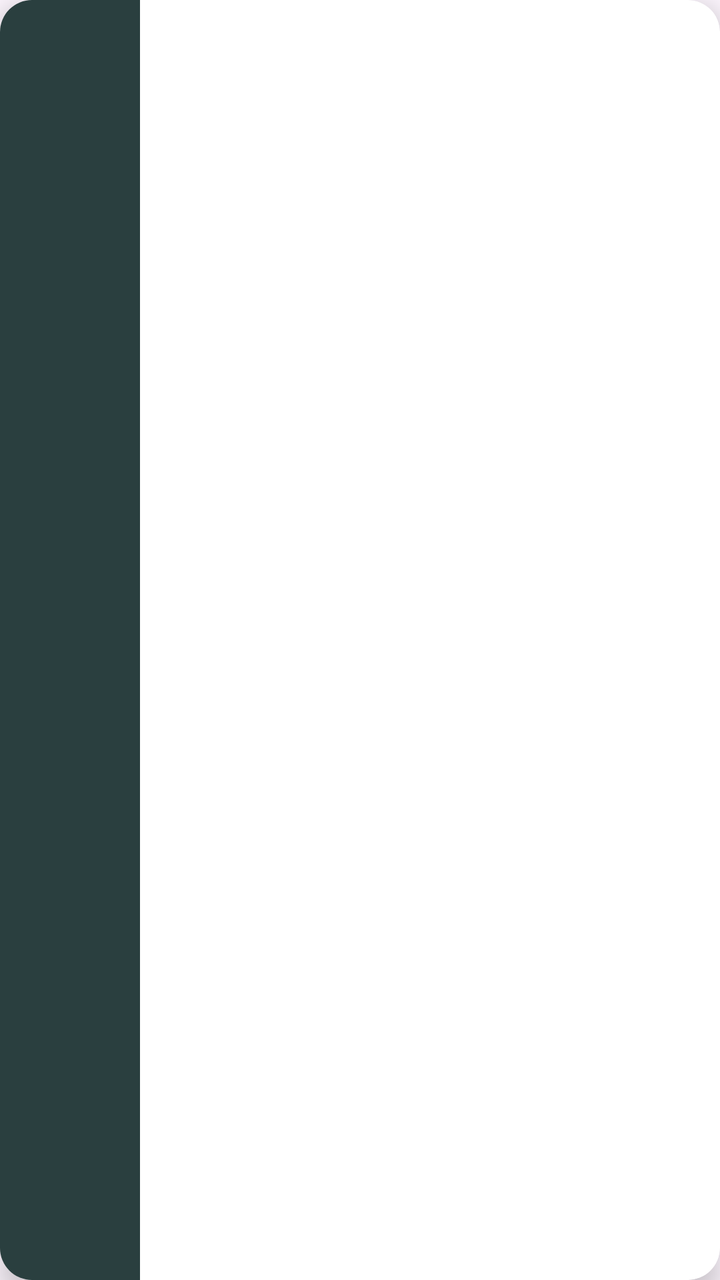
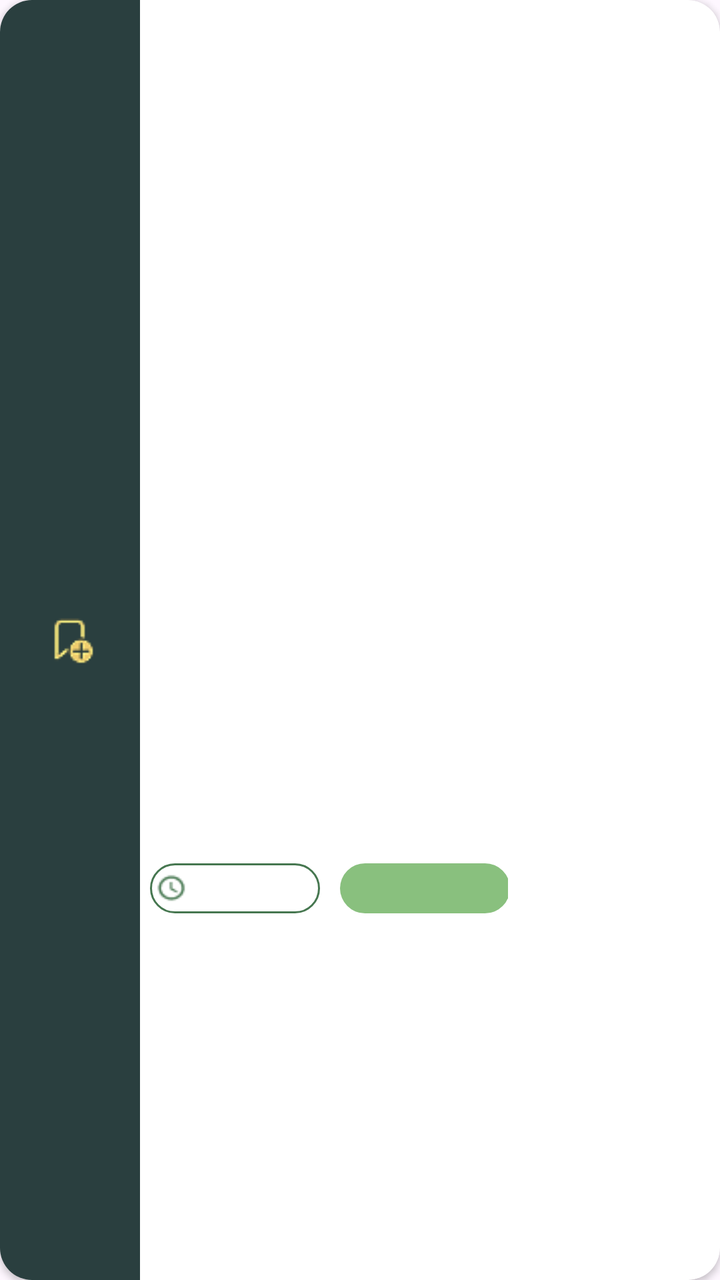

Before-and-after screenshots of an Android layout around one commit, followed by the original layout XML and the change that was made.
<!-- AndroidManifest.xml: application theme Theme.SortItJSON -->
<!-- res/layout/item_choicedesign.xml -->
<com.google.android.material.card.MaterialCardView
    xmlns:android="http://schemas.android.com/apk/res/android"
    xmlns:app="http://schemas.android.com/apk/res-auto"
    android:layout_width="match_parent"
    android:layout_height="110dp"
    android:layout_margin="5dp"
    app:cardCornerRadius="16dp"
    android:translationZ="6dp"
    app:cardElevation="2dp"
    app:strokeWidth="0dp"
    android:clipToPadding="false"
    android:clipChildren="false"
    android:backgroundTint="@android:color/white">


        <LinearLayout
            android:layout_width="match_parent"
            android:layout_height="match_parent"
            android:orientation="horizontal">

            <LinearLayout
                android:layout_width="70dp"
                android:layout_height="match_parent"
                android:orientation="horizontal"
                android:background="#2A3F3F">
            </LinearLayout>

            <TextView
                android:id="@+id/title"
                android:layout_width="0dp"
                android:layout_height="match_parent"
                android:layout_weight="2"
                android:fontFamily="@font/montserrat_bold"
                android:gravity="center_vertical"
                android:padding="12dp"
                android:textColor="#467750"
                android:textSize="16sp"
                android:background="@color/white"/>

            <ImageView
                android:id="@+id/image"
                android:layout_width="0dp"
                android:layout_height="match_parent"
                android:layout_weight="1"
                android:scaleType="centerCrop" />

        </LinearLayout>

</com.google.android.material.card.MaterialCardView>
<!-- resources referenced by this layout -->
<resources>
  <color name="white">#FFFFFFFF</color>
  <style name="Theme.SortItJSON" parent="Base.Theme.SortItJSON" />
  <style name="Base.Theme.SortItJSON" parent="Theme.Material3.DayNight.NoActionBar">
          
          <item name="colorPrimary">@color/darkgreen</item>
      </style>
  <color name="darkgreen">#2A3F3F</color>
</resources>

<!-- the commit's change to res/layout/item_choicedesign.xml (unified diff, before → after) -->
@@ -2,48 +2,115 @@
     xmlns:android="http://schemas.android.com/apk/res/android"
     xmlns:app="http://schemas.android.com/apk/res-auto"
     android:layout_width="match_parent"
-    android:layout_height="110dp"
+    android:layout_height="120dp"
     android:layout_margin="5dp"
     app:cardCornerRadius="16dp"
-    android:translationZ="6dp"
     app:cardElevation="2dp"
     app:strokeWidth="0dp"
-    android:clipToPadding="false"
-    android:clipChildren="false"
     android:backgroundTint="@android:color/white">
 
+    <LinearLayout
+        android:layout_width="match_parent"
+        android:layout_height="match_parent"
+        android:orientation="horizontal">
 
+        
         <LinearLayout
-            android:layout_width="match_parent"
+            android:layout_width="70dp"
             android:layout_height="match_parent"
-            android:orientation="horizontal">
+            android:background="#2A3F3F"
+            android:gravity="center">
 
-            <LinearLayout
-                android:layout_width="70dp"
-                android:layout_height="match_parent"
-                android:orientation="horizontal"
-                android:background="#2A3F3F">
-            </LinearLayout>
+            <ImageButton
+                android:id="@+id/bookmark"
+                android:layout_width="wrap_content"
+                android:layout_height="wrap_content"
+                android:src="@drawable/notbookmark"
+                android:background="@android:color/transparent"
+                android:contentDescription="Bookmark" />
+
+        </LinearLayout>
+
+        
+        <LinearLayout
+            android:layout_width="0dp"
+            android:layout_height="match_parent"
+            android:layout_weight="2.5"
+            android:orientation="vertical">
 
             <TextView
                 android:id="@+id/title"
-                android:layout_width="0dp"
-                android:layout_height="match_parent"
+                android:layout_width="match_parent"
+                android:layout_height="0dp"
                 android:layout_weight="2"
                 android:fontFamily="@font/montserrat_bold"
                 android:gravity="center_vertical"
                 android:padding="12dp"
                 android:textColor="#467750"
-                android:textSize="16sp"
-                android:background="@color/white"/>
+                android:textSize="15sp" />
 
-            <ImageView
-                android:id="@+id/image"
-                android:layout_width="0dp"
-                android:layout_height="match_parent"
+            <LinearLayout
+                android:layout_width="match_parent"
+                android:layout_height="0dp"
                 android:layout_weight="1"
-                android:scaleType="centerCrop" />
+                android:orientation="horizontal">
+
+                <LinearLayout
+                    android:layout_width="85dp"
+                    android:layout_height="wrap_content"
+                    android:orientation="horizontal"
+                    android:gravity="center_vertical"
+                    android:background="@drawable/time_bg"
+                    android:layout_margin="5dp"
+                    android:padding="3dp">
+
+                    <ImageView
+                        android:layout_width="16dp"
+                        android:layout_height="16dp"
+                        android:src="@drawable/clock"
+                        android:contentDescription="Clock Icon"
+                        android:layout_marginEnd="4dp" />
+
+                    <TextView
+                        android:id="@+id/time"
+                        android:layout_width="wrap_content"
+                        android:layout_height="wrap_content"
+                        android:textColor="#000000"
+                        android:textSize="14sp"
+                        android:fontFamily="@font/montserrat_semibold" />
+
+                </LinearLayout>
+
+                <LinearLayout
+                    android:layout_width="85dp"
+                    android:layout_height="wrap_content"
+                    android:background="@drawable/difficulty_easy_bg"
+                    android:layout_margin="5dp">
+
+                    <TextView
+                        android:id="@+id/difficulty"
+                        android:layout_width="0dp"
+                        android:layout_height="match_parent"
+                        android:layout_weight="1"
+                        android:padding="3dp"
+                        android:gravity="center_horizontal"
+                        android:textColor="#000000"
+                        android:textSize="14sp"
+                        android:fontFamily="@font/montserrat_semibold" />
+                </LinearLayout>
+
+            </LinearLayout>
 
         </LinearLayout>
 
+        
+        <ImageView
+            android:id="@+id/image"
+            android:layout_width="69dp"
+            android:layout_height="match_parent"
+            android:layout_weight="0.5"
+            android:scaleType="centerCrop" />
+
+    </LinearLayout>
+
 </com.google.android.material.card.MaterialCardView>
<!-- resource entries referenced after the edit -->
@@ -1,11 +1,65 @@
 <!-- resources referenced by this layout -->
 <resources>
-  <color name="white">#FFFFFFFF</color>
+  <!-- drawable clock: png bitmap (drawable, 581 bytes) -->
+  <!-- drawable difficulty_easy_bg (drawable) -->
+  <?xml version="1.0" encoding="utf-8"?>
+  <layer-list xmlns:android="http://schemas.android.com/apk/res/android">
+  
+      
+      <item>
+          <shape android:shape="rectangle">
+  
+              <solid android:color="#89C07E"/>
+  
+              
+              <size android:height="25dp"/>
+              <size android:width="74dp"/>
+  
+              <corners
+                  android:topLeftRadius="50dp"
+                  android:topRightRadius="50dp"
+                  android:bottomLeftRadius="50dp"
+                  android:bottomRightRadius="50dp"/>
+  
+          </shape>
+      </item>
+  
+  </layer-list>
+  <!-- drawable notbookmark: png bitmap (drawable, 1077 bytes) -->
+  <!-- drawable time_bg (drawable) -->
+  <?xml version="1.0" encoding="utf-8"?>
+  <layer-list xmlns:android="http://schemas.android.com/apk/res/android">
+  
+      
+      <item>
+          <shape android:shape="rectangle">
+  
+              <solid android:color="#FFFFFF"/>
+  
+              
+              <stroke
+                  android:width="1dp"
+                  android:color="#467750"/>
+  
+              
+              <size android:height="25dp"/>
+              <size android:width="74dp"/>
+  
+              <corners
+                  android:topLeftRadius="50dp"
+                  android:topRightRadius="50dp"
+                  android:bottomLeftRadius="50dp"
+                  android:bottomRightRadius="50dp"/>
+  
+          </shape>
+      </item>
+  
+  </layer-list>
   <style name="Theme.SortItJSON" parent="Base.Theme.SortItJSON" />
   <style name="Base.Theme.SortItJSON" parent="Theme.Material3.DayNight.NoActionBar">
           
           <item name="colorPrimary">@color/darkgreen</item>
       </style>
-  <color name="darkgreen">#2A3F3F</color>
+  <color name="darkgreen">#467750</color>
 </resources>
 
